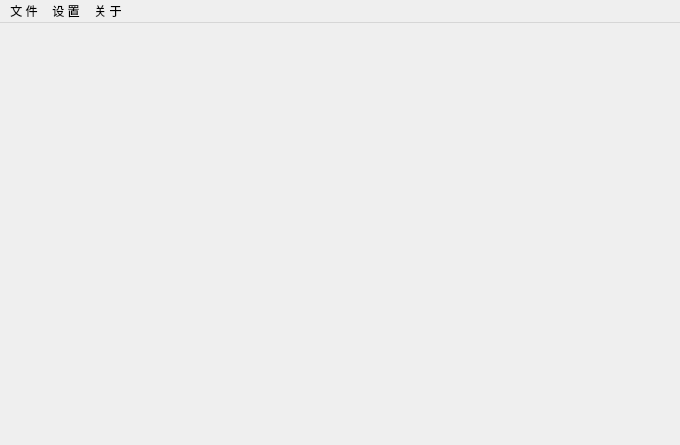
Old version of the form Src/AutoPacking/MainUi/mainwindow.ui in the repository lixiaoyu0123/AutopackingAndroid.
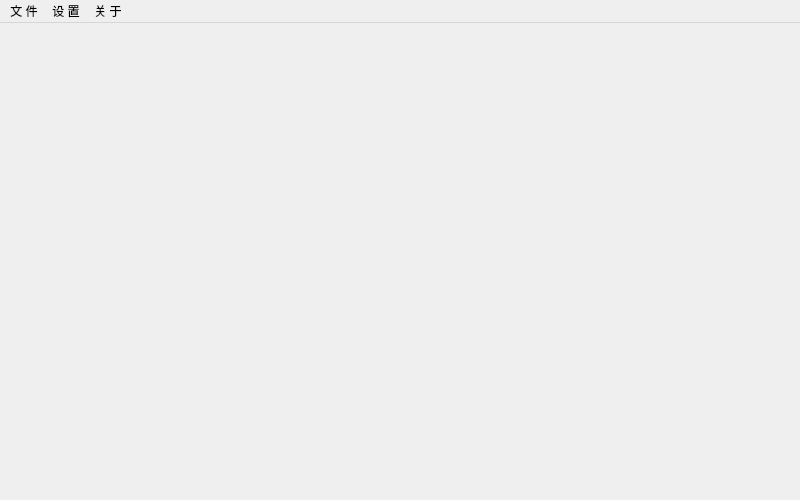
New version of the form. Icons and pictures are not drawn.

Patch:
```diff
--- a/Src/AutoPacking/MainUi/mainwindow.ui
+++ b/Src/AutoPacking/MainUi/mainwindow.ui
@@ -6,8 +6,8 @@
    <rect>
     <x>0</x>
     <y>0</y>
-    <width>680</width>
-    <height>445</height>
+    <width>800</width>
+    <height>500</height>
    </rect>
   </property>
   <property name="sizePolicy">
@@ -34,7 +34,7 @@
     <rect>
      <x>0</x>
      <y>0</y>
-     <width>680</width>
+     <width>800</width>
      <height>23</height>
     </rect>
    </property>
```
